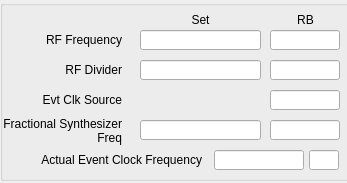
The window that ui/EVG/evg_master_evtClk.ui (epics-modules/mrfioc2) describes before a commit, drawn with Qt 5.
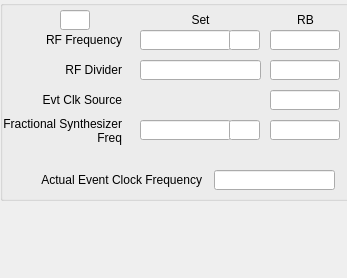
The same window after the commit. Custom widgets are drawn as their Qt base class.

Commit message: [COSYLAB-97] removed buttons, added units, rearranged layout

The edit to the form file:
```diff
--- a/ui/EVG/evg_master_evtClk.ui
+++ b/ui/EVG/evg_master_evtClk.ui
@@ -7,7 +7,7 @@
     <x>0</x>
     <y>0</y>
     <width>347</width>
-    <height>183</height>
+    <height>278</height>
    </rect>
   </property>
   <property name="windowTitle">
@@ -19,7 +19,7 @@
      <x>0</x>
      <y>0</y>
      <width>351</width>
-     <height>181</height>
+     <height>201</height>
     </rect>
    </property>
    <property name="title">
@@ -30,7 +30,7 @@
      <rect>
       <x>140</x>
       <y>30</y>
-      <width>121</width>
+      <width>91</width>
       <height>20</height>
      </rect>
     </property>
@@ -285,7 +285,7 @@
      <rect>
       <x>140</x>
       <y>120</y>
-      <width>121</width>
+      <width>91</width>
       <height>20</height>
      </rect>
     </property>
@@ -307,7 +307,7 @@
     <property name="geometry">
      <rect>
       <x>1</x>
-      <y>150</y>
+      <y>170</y>
       <width>201</width>
       <height>20</height>
      </rect>
@@ -323,8 +323,8 @@
     <property name="geometry">
      <rect>
       <x>214</x>
-      <y>150</y>
-      <width>90</width>
+      <y>170</y>
+      <width>121</width>
       <height>20</height>
      </rect>
     </property>
@@ -338,8 +338,8 @@
    <widget class="caLineEdit" name="calineedit_13">
     <property name="geometry">
      <rect>
-      <x>309</x>
-      <y>150</y>
+      <x>60</x>
+      <y>10</y>
       <width>30</width>
       <height>20</height>
      </rect>
@@ -351,6 +351,44 @@
      <string notr="true">$(EVG):EvtClk-Frequency-RB.EGU</string>
     </property>
    </widget>
+   <widget class="caLineEdit" name="calineedit_14">
+    <property name="geometry">
+     <rect>
+      <x>229</x>
+      <y>30</y>
+      <width>31</width>
+      <height>20</height>
+     </rect>
+    </property>
+    <property name="alignment">
+     <set>Qt::AlignCenter</set>
+    </property>
+    <property name="channel" stdset="0">
+     <string notr="true">$(EVG):EvtClk-RFFreq-SP.EGU</string>
+    </property>
+    <property name="unitsEnabled">
+     <bool>true</bool>
+    </property>
+   </widget>
+   <widget class="caLineEdit" name="calineedit_15">
+    <property name="geometry">
+     <rect>
+      <x>229</x>
+      <y>120</y>
+      <width>31</width>
+      <height>20</height>
+     </rect>
+    </property>
+    <property name="alignment">
+     <set>Qt::AlignCenter</set>
+    </property>
+    <property name="channel" stdset="0">
+     <string notr="true">$(EVG):EvtClk-FracSynFreq-SP.EGU</string>
+    </property>
+    <property name="unitsEnabled">
+     <bool>false</bool>
+    </property>
+   </widget>
   </widget>
  </widget>
  <customwidgets>
```
Left out of the diff: 9 changed lines with no effect on the pictures. The commit also changes 7 other files.
